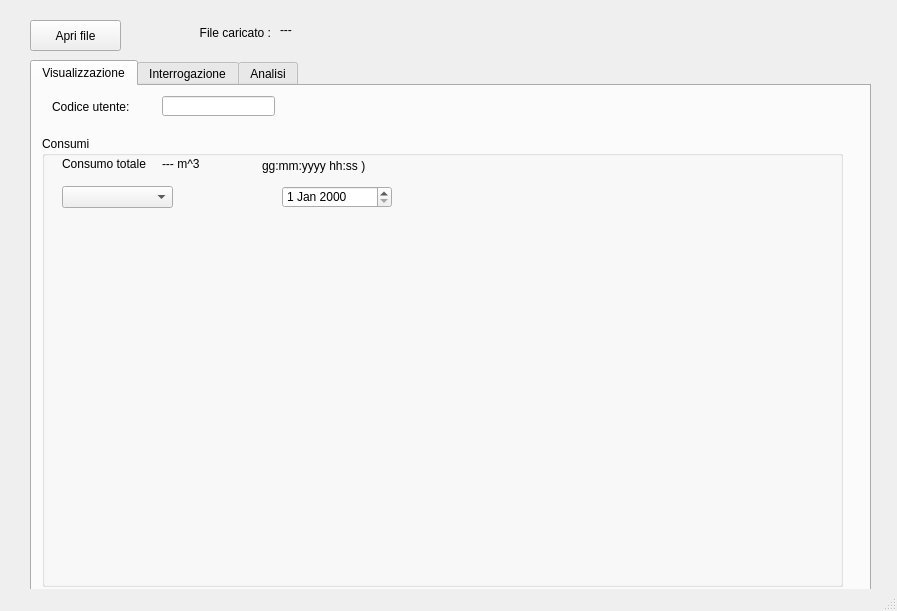
Qt form consumiIdrici/mainwindow.ui (FedericoMartinese/ConsumiIdrici) before a commit.
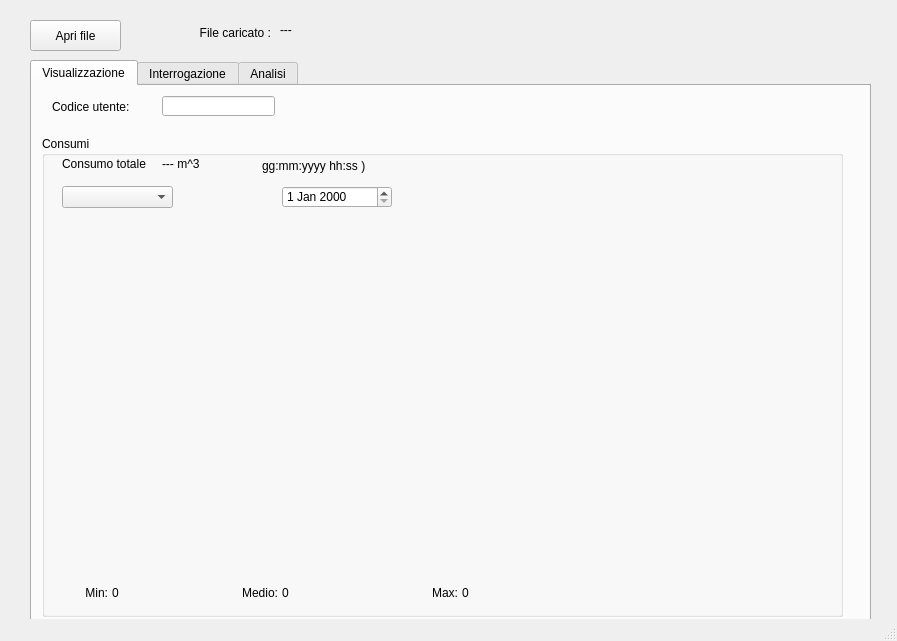
The same form after that commit. The open tabs and pages were chosen to show the change. Custom widgets are drawn as their Qt base class.

Commit message:
Min, mid and max values under plot
Not resizable window

The edit to the form file:
```diff
--- a/consumiIdrici/mainwindow.ui
+++ b/consumiIdrici/mainwindow.ui
@@ -7,7 +7,7 @@
     <x>0</x>
     <y>0</y>
     <width>897</width>
-    <height>611</height>
+    <height>641</height>
    </rect>
   </property>
   <property name="windowTitle">
@@ -36,7 +36,7 @@
       <x>30</x>
       <y>60</y>
       <width>841</width>
-      <height>531</height>
+      <height>571</height>
      </rect>
     </property>
     <property name="currentIndex">
@@ -65,7 +65,7 @@
         <x>10</x>
         <y>50</y>
         <width>801</width>
-        <height>451</height>
+        <height>481</height>
        </rect>
       </property>
       <property name="title">
@@ -143,6 +143,102 @@
         </rect>
        </property>
       </widget>
+      <widget class="QLabel" name="minText_label">
+       <property name="geometry">
+        <rect>
+         <x>20</x>
+         <y>450</y>
+         <width>46</width>
+         <height>13</height>
+        </rect>
+       </property>
+       <property name="layoutDirection">
+        <enum>Qt::LeftToRight</enum>
+       </property>
+       <property name="text">
+        <string>Min:</string>
+       </property>
+       <property name="alignment">
+        <set>Qt::AlignRight|Qt::AlignTrailing|Qt::AlignVCenter</set>
+       </property>
+      </widget>
+      <widget class="QLabel" name="minValue_label">
+       <property name="geometry">
+        <rect>
+         <x>70</x>
+         <y>450</y>
+         <width>46</width>
+         <height>13</height>
+        </rect>
+       </property>
+       <property name="text">
+        <string>0</string>
+       </property>
+      </widget>
+      <widget class="QLabel" name="midValue_label">
+       <property name="geometry">
+        <rect>
+         <x>240</x>
+         <y>450</y>
+         <width>46</width>
+         <height>13</height>
+        </rect>
+       </property>
+       <property name="text">
+        <string>0</string>
+       </property>
+      </widget>
+      <widget class="QLabel" name="midText_label">
+       <property name="geometry">
+        <rect>
+         <x>190</x>
+         <y>450</y>
+         <width>46</width>
+         <height>13</height>
+        </rect>
+       </property>
+       <property name="layoutDirection">
+        <enum>Qt::LeftToRight</enum>
+       </property>
+       <property name="text">
+        <string>Medio:</string>
+       </property>
+       <property name="alignment">
+        <set>Qt::AlignRight|Qt::AlignTrailing|Qt::AlignVCenter</set>
+       </property>
+      </widget>
+      <widget class="QLabel" name="maxTest_label">
+       <property name="geometry">
+        <rect>
+         <x>370</x>
+         <y>450</y>
+         <width>46</width>
+         <height>13</height>
+        </rect>
+       </property>
+       <property name="layoutDirection">
+        <enum>Qt::LeftToRight</enum>
+       </property>
+       <property name="text">
+        <string>Max:</string>
+       </property>
+       <property name="alignment">
+        <set>Qt::AlignRight|Qt::AlignTrailing|Qt::AlignVCenter</set>
+       </property>
+      </widget>
+      <widget class="QLabel" name="maxValue_label">
+       <property name="geometry">
+        <rect>
+         <x>420</x>
+         <y>450</y>
+         <width>46</width>
+         <height>13</height>
+        </rect>
+       </property>
+       <property name="text">
+        <string>0</string>
+       </property>
+      </widget>
      </widget>
      <widget class="QLineEdit" name="clientID_view">
       <property name="geometry">
```
Left out of the diff: 2 changed lines with no effect on the pictures. The commit also changes 7 other files.
